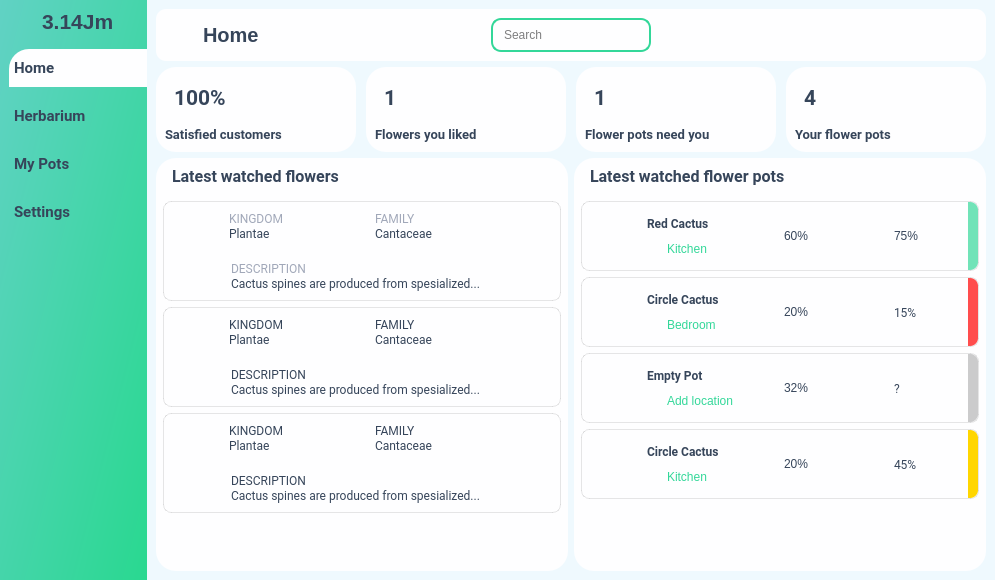
3-14Jm/Desktop_application, file interface.ui: the form before one commit.
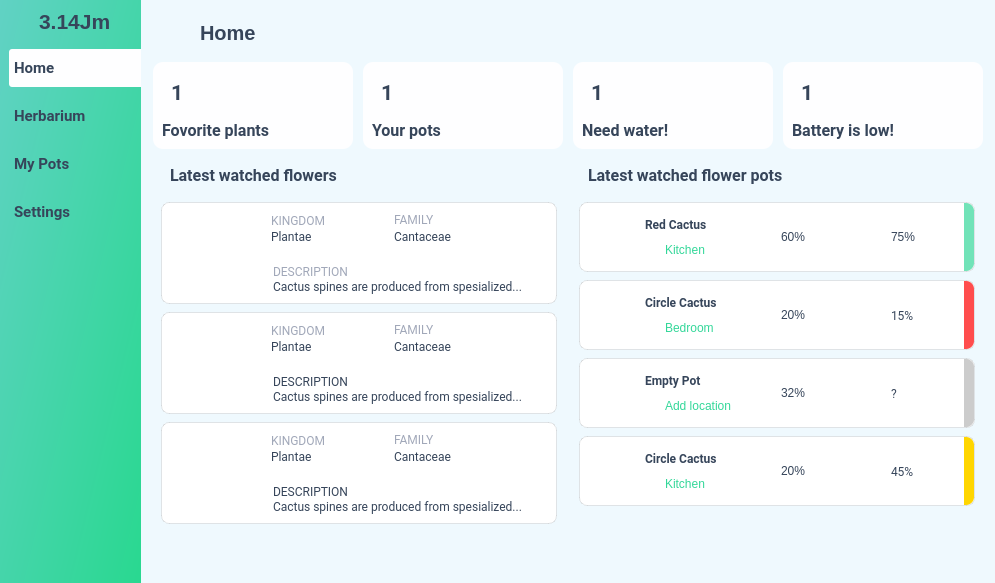
The form after the commit. Icons and pictures are not drawn.

The edit to the form file:
```diff
--- a/interface.ui
+++ b/interface.ui
@@ -7,7 +7,7 @@
     <x>0</x>
     <y>0</y>
     <width>995</width>
-    <height>580</height>
+    <height>583</height>
    </rect>
   </property>
   <property name="windowTitle">
@@ -49,26 +49,20 @@
 }
 #card1, #card2, #card3, #card4 {
 	background-color: #fefeff;
-	border-radius: 20px;
+	border-radius: 10px;
 }
 #pushButton, #pushButton_2{
 	background-color: #2596be;
 	color: #fff;
 	border-radius: 10px;
 }
-#widget_4, #widget_5{
-	background-color: #fefeff;
-	border-radius: 20px;
-}
-#headerFrame{
-	background-color: #fefeff;
-	border-radius: 10px;
-}
+
 #pushButton_4{
 	background-color: #fefeff;
 	padding: 10px 5px;
 	text-align: left;
-	border-top-left-radius: 20px;
+	border-top-left-radius: 3px;
+	border-bottom-left-radius: 3px;
 }
 #pushButton_5, #pushButton_6, #pushButton_7{
 	padding: 10px 5px;
@@ -94,12 +88,18 @@
 	border-bottom-right-radius: 8px;
 }
 #frame_20, #frame_11, #frame_8, #frame_26, #frame_40, #frame_55, #frame_56{
+	background-color: rgb(255, 255, 255);
 	border: 1px solid;
 	border-color: rgba(0, 0, 0, 0.1);
 	border-radius: 8px;
 }
-#label_71, #label_72, #label_16{
+#label_71, #label_76, #label_81, #label_72, #label_78, #label_83, #label_16{
 	color: #A1A8B9;
+}
+#label_70, #label_75, #label_80{
+	border-image: url(:/images/assets/images/plant-image.png) 0 0 0 0 stretch stretch;
+	border-top-left-radius: 8px;
+	border-bottom-left-radius: 8px;
 }</string>
    </property>
    <layout class="QHBoxLayout" name="horizontalLayout">
@@ -120,6 +120,12 @@
     </property>
     <item>
      <widget class="QWidget" name="leftMenu" native="true">
+      <property name="maximumSize">
+       <size>
+        <width>200</width>
+        <height>16777215</height>
+       </size>
+      </property>
       <layout class="QVBoxLayout" name="verticalLayout_8">
        <property name="spacing">
         <number>0</number>
@@ -355,6 +361,21 @@
     <item>
      <widget class="QWidget" name="mainBody" native="true">
       <layout class="QVBoxLayout" name="verticalLayout">
+       <property name="spacing">
+        <number>8</number>
+       </property>
+       <property name="leftMargin">
+        <number>12</number>
+       </property>
+       <property name="topMargin">
+        <number>12</number>
+       </property>
+       <property name="rightMargin">
+        <number>12</number>
+       </property>
+       <property name="bottomMargin">
+        <number>12</number>
+       </property>
        <item alignment="Qt::AlignTop">
         <widget class="QWidget" name="headerFrame" native="true">
          <layout class="QHBoxLayout" name="horizontalLayout_2">
@@ -410,101 +431,6 @@
             </layout>
            </widget>
           </item>
-          <item alignment="Qt::AlignHCenter">
-           <widget class="QWidget" name="widget_2" native="true">
-            <layout class="QHBoxLayout" name="horizontalLayout_3">
-             <item alignment="Qt::AlignTop">
-              <widget class="QFrame" name="searchFrame">
-               <property name="minimumSize">
-                <size>
-                 <width>160</width>
-                 <height>0</height>
-                </size>
-               </property>
-               <property name="frameShape">
-                <enum>QFrame::StyledPanel</enum>
-               </property>
-               <property name="frameShadow">
-                <enum>QFrame::Raised</enum>
-               </property>
-               <layout class="QHBoxLayout" name="horizontalLayout_4">
-                <property name="spacing">
-                 <number>0</number>
-                </property>
-                <property name="leftMargin">
-                 <number>2</number>
-                </property>
-                <property name="topMargin">
-                 <number>0</number>
-                </property>
-                <property name="rightMargin">
-                 <number>0</number>
-                </property>
-                <property name="bottomMargin">
-                 <number>0</number>
-                </property>
-                <item>
-                 <widget class="QLabel" name="label_2">
-                  <property name="maximumSize">
-                   <size>
-                    <width>25</width>
-                    <height>25</height>
-                   </size>
-                  </property>
-                  <property name="text">
-                   <string/>
-                  </property>
-                  <property name="pixmap">
-                   <pixmap resource="resources.qrc">:/images/assets/images/loupe.png</pixmap>
-                  </property>
-                  <property name="scaledContents">
-                   <bool>true</bool>
-                  </property>
-                 </widget>
-                </item>
-                <item>
-                 <widget class="QLineEdit" name="lineEdit">
-                  <property name="minimumSize">
-                   <size>
-                    <width>0</width>
-                    <height>30</height>
-                   </size>
-                  </property>
-                  <property name="maxLength">
-                   <number>32763</number>
-                  </property>
-                  <property name="placeholderText">
-                   <string>Search</string>
-                  </property>
-                 </widget>
-                </item>
-               </layout>
-              </widget>
-             </item>
-            </layout>
-           </widget>
-          </item>
-          <item>
-           <widget class="QWidget" name="widget_3" native="true">
-            <layout class="QHBoxLayout" name="horizontalLayout_6">
-             <property name="spacing">
-              <number>0</number>
-             </property>
-             <property name="leftMargin">
-              <number>0</number>
-             </property>
-             <property name="topMargin">
-              <number>0</number>
-             </property>
-             <property name="rightMargin">
-              <number>8</number>
-             </property>
-             <property name="bottomMargin">
-              <number>0</number>
-             </property>
-            </layout>
-           </widget>
-          </item>
          </layout>
         </widget>
        </item>
@@ -561,7 +487,7 @@
                    </font>
                   </property>
                   <property name="text">
-                   <string>100%</string>
+                   <string>1</string>
                   </property>
                  </widget>
                 </item>
@@ -577,7 +503,7 @@
                    <string/>
                   </property>
                   <property name="pixmap">
-                   <pixmap resource="resources.qrc">:/images/assets/images/happy-face.png</pixmap>
+                   <pixmap resource="resources.qrc">:/figma/assets/icons/figma/HomePage-top-cards-icons/Heart.svg</pixmap>
                   </property>
                   <property name="scaledContents">
                    <bool>true</bool>
@@ -592,13 +518,13 @@
                <property name="font">
                 <font>
                  <family>Roboto</family>
-                 <pointsize>10</pointsize>
+                 <pointsize>12</pointsize>
                  <weight>75</weight>
                  <bold>true</bold>
                 </font>
                </property>
                <property name="text">
-                <string>Satisfied customers</string>
+                <string>Fovorite plants</string>
                </property>
               </widget>
              </item>
@@ -656,7 +582,7 @@
                    <string/>
                   </property>
                   <property name="pixmap">
-                   <pixmap resource="resources.qrc">:/images/assets/images/heart.png</pixmap>
+                   <pixmap resource="resources.qrc">:/figma/assets/icons/figma/HomePage-top-cards-icons/Pots.svg</pixmap>
                   </property>
                   <property name="scaledContents">
                    <bool>true</bool>
@@ -671,13 +597,13 @@
                <property name="font">
                 <font>
                  <family>Roboto</family>
-                 <pointsize>10</pointsize>
+                 <pointsize>12</pointsize>
                  <weight>75</weight>
                  <bold>true</bold>
                 </font>
                </property>
                <property name="text">
-                <string>Flowers you liked</string>
+                <string>Your pots</string>
                </property>
               </widget>
              </item>
@@ -735,7 +661,7 @@
                    <string/>
                   </property>
                   <property name="pixmap">
-                   <pixmap resource="resources.qrc">:/images/assets/images/exclamation-button-mint.png</pixmap>
+                   <pixmap resource="resources.qrc">:/figma/assets/icons/figma/HomePage-top-cards-icons/Water.svg</pixmap>
                   </property>
                   <property name="scaledContents">
                    <bool>true</bool>
@@ -750,13 +676,13 @@
                <property name="font">
                 <font>
                  <family>Roboto</family>
-                 <pointsize>10</pointsize>
+                 <pointsize>12</pointsize>
                  <weight>75</weight>
                  <bold>true</bold>
                 </font>
                </property>
                <property name="text">
-                <string>Flower pots need you</string>
+                <string>Need water!</string>
                </property>
               </widget>
              </item>
@@ -798,7 +724,7 @@
                    </font>
                   </property>
                   <property name="text">
-                   <string>4</string>
+                   <string>1</string>
                   </property>
                  </widget>
                 </item>
@@ -814,7 +740,7 @@
                    <string/>
                   </property>
                   <property name="pixmap">
-                   <pixmap resource="resources.qrc">:/images/assets/images/pots-mint.png</pixmap>
+                   <pixmap resource="resources.qrc">:/figma/assets/icons/figma/HomePage-top-cards-icons/Battery.svg</pixmap>
                   </property>
                   <property name="scaledContents">
                    <bool>true</bool>
@@ -829,13 +755,13 @@
                <property name="font">
                 <font>
                  <family>Roboto</family>
-                 <pointsize>10</pointsize>
+                 <pointsize>12</pointsize>
                  <weight>75</weight>
                  <bold>true</bold>
                 </font>
                </property>
                <property name="text">
-                <string>Your flower pots</string>
+                <string>Battery is low!</string>
                </property>
               </widget>
              </item>
@@ -869,17 +795,20 @@
           <item>
            <widget class="QWidget" name="widget_4" native="true">
             <layout class="QVBoxLayout" name="verticalLayout_6">
+             <property name="spacing">
+              <number>8</number>
+             </property>
              <property name="leftMargin">
-              <number>7</number>
+              <number>8</number>
              </property>
              <property name="topMargin">
               <number>0</number>
              </property>
              <property name="rightMargin">
-              <number>7</number>
+              <number>8</number>
              </property>
              <property name="bottomMargin">
-              <number>7</number>
+              <number>8</number>
              </property>
              <item alignment="Qt::AlignTop">
               <widget class="QFrame" name="frame">
@@ -962,6 +891,9 @@
                       <enum>QFrame::Raised</enum>
                      </property>
                      <layout class="QHBoxLayout" name="horizontalLayout_45">
+                      <property name="spacing">
+                       <number>0</number>
+                      </property>
                       <property name="leftMargin">
                        <number>0</number>
                       </property>
@@ -978,22 +910,19 @@
                        <widget class="QLabel" name="label_70">
                         <property name="minimumSize">
                          <size>
-                          <width>50</width>
-                          <height>50</height>
+                          <width>100</width>
+                          <height>100</height>
                          </size>
                         </property>
                         <property name="maximumSize">
                          <size>
-                          <width>50</width>
-                          <height>50</height>
+                          <width>100</width>
+                          <height>100</height>
                          </size>
                         </property>
                         <property name="text">
                          <string/>
                         </property>
-                        <property name="pixmap">
-                         <pixmap resource="resources.qrc">:/images/assets/images/001-plant.png</pixmap>
-                        </property>
                         <property name="scaledContents">
                          <bool>true</bool>
                         </property>
@@ -1345,6 +1274,9 @@
                       <enum>QFrame::Raised</enum>
                      </property>
                      <layout class="QHBoxLayout" name="horizontalLayout_49">
+                      <property name="spacing">
+                       <number>0</number>
+                      </property>
                       <property name="leftMargin">
                        <number>0</number>
                       </property>
@@ -1361,22 +1293,19 @@
                        <widget class="QLabel" name="label_75">
                         <property name="minimumSize">
                          <size>
-                          <width>50</width>
-                          <height>50</height>
+                          <width>100</width>
+                          <height>100</height>
                          </size>
                         </property>
                         <property name="maximumSize">
                          <size>
-                          <width>50</width>
-                          <height>50</height>
+                          <width>100</width>
+                          <height>100</height>
                          </size>
                         </property>
                         <property name="text">
                          <string/>
                         </property>
-                        <property name="pixmap">
-                         <pixmap resource="resources.qrc">:/images/assets/images/001-plant.png</pixmap>
-                        </property>
                         <property name="scaledContents">
                          <bool>true</bool>
                         </property>
@@ -1728,6 +1657,9 @@
                       <enum>QFrame::Raised</enum>
                      </property>
                      <layout class="QHBoxLayout" name="horizontalLayout_54">
+                      <property name="spacing">
+                       <number>0</number>
+                      </property>
                       <property name="leftMargin">
                        <number>0</number>
                       </property>
@@ -1744,22 +1676,19 @@
                        <widget class="QLabel" name="label_80">
                         <property name="minimumSize">
                          <size>
-                          <width>50</width>
-                          <height>50</height>
+                          <width>100</width>
+                          <height>100</height>
                          </size>
                         </property>
                         <property name="maximumSize">
                          <size>
-                          <width>50</width>
-                          <height>50</height>
+                          <width>100</width>
+                          <height>100</height>
                          </size>
                         </property>
                         <property name="text">
                          <string/>
                         </property>
-                        <property name="pixmap">
-                         <pixmap resource="resources.qrc">:/images/assets/images/001-plant.png</pixmap>
-                        </property>
                         <property name="scaledContents">
                          <bool>true</bool>
                         </property>
@@ -2076,17 +2005,20 @@
           <item>
            <widget class="QWidget" name="widget_5" native="true">
             <layout class="QVBoxLayout" name="verticalLayout_7">
+             <property name="spacing">
+              <number>8</number>
+             </property>
              <property name="leftMargin">
-              <number>7</number>
+              <number>8</number>
              </property>
              <property name="topMargin">
               <number>0</number>
              </property>
              <property name="rightMargin">
-              <number>7</number>
+              <number>8</number>
              </property>
              <property name="bottomMargin">
-              <number>7</number>
+              <number>8</number>
              </property>
              <item>
               <widget class="QFrame" name="frame_7">
```
